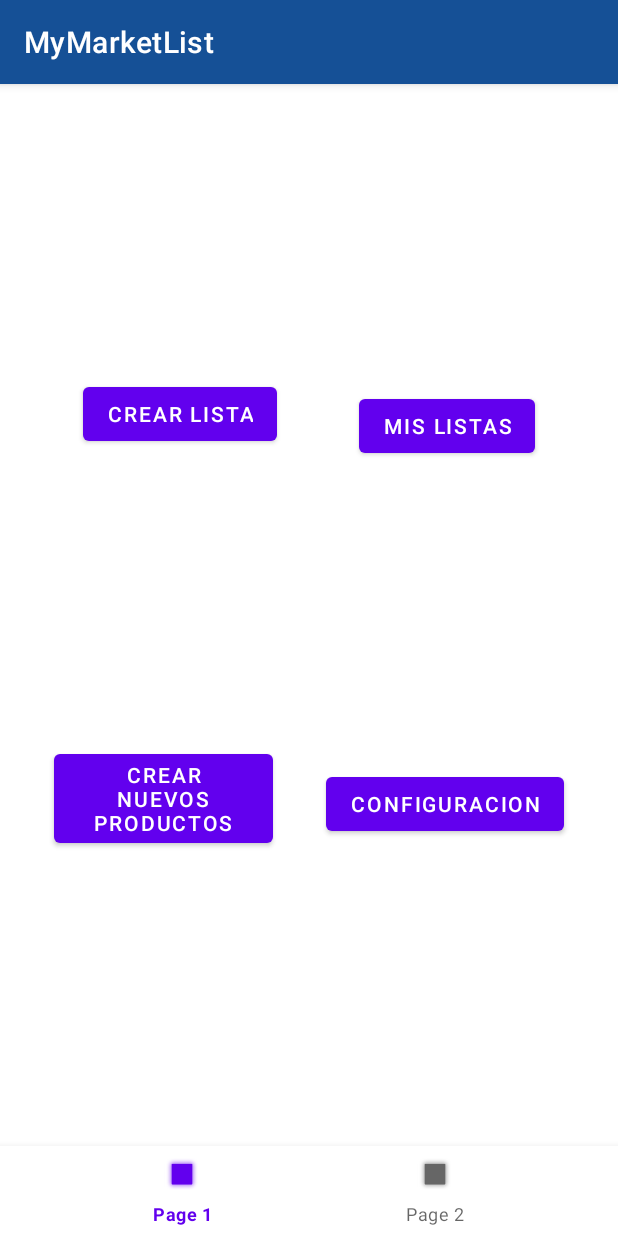
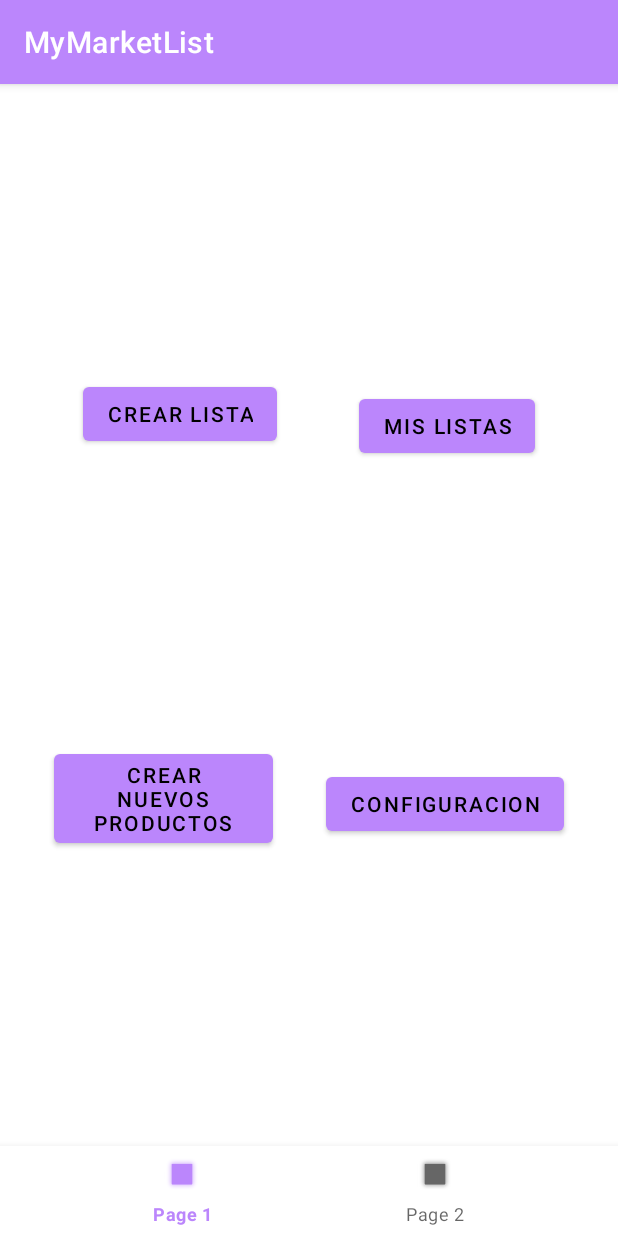
Before and after one commit to JaviBot00/MyMarketList, an Android app: the screen it shows after launch (MainActivity), on a phone screen of 412 x 824 dp. Run offline under Robolectric (Android 15) with nearby library versions, the phone set to English and light mode, and no system bars.

Commit message:
Ajustes menores

```diff
--- a/app/src/main/AndroidManifest.xml
+++ b/app/src/main/AndroidManifest.xml
@@ -17,10 +17,14 @@
         android:usesCleartextTraffic="true"
         tools:targetApi="31">
         <activity
-            android:name=".view.selectProducts.SelectProductActivity"
+            android:name=".view.productsMenu.ProductsActivity"
             android:exported="false"
+            android:parentActivityName=".MainActivity"
             android:screenOrientation="portrait"
             tools:ignore="LockedOrientationActivity" />
+        <!--        <meta-data-->
+        <!--            android:name="android.support.PARENT_ACTIVITY"-->
+        <!--            android:value=".MainActivity" />-->
         <activity
             android:name=".MainActivity"
             android:exported="true"
--- a/app/src/main/res/layout/activity_main.xml
+++ b/app/src/main/res/layout/activity_main.xml
@@ -5,23 +5,6 @@
     android:layout_width="match_parent"
     android:layout_height="match_parent"
     tools:context=".MainActivity">
-
-    <com.google.android.material.appbar.AppBarLayout
-        android:id="@+id/appBarLy"
-        android:layout_width="match_parent"
-        android:layout_height="wrap_content"
-        android:theme="@style/Theme.MyMarketList"
-        app:layout_constraintBottom_toTopOf="@+id/frameLayout"
-        app:layout_constraintEnd_toEndOf="parent"
-        app:layout_constraintStart_toStartOf="parent"
-        app:layout_constraintTop_toTopOf="parent">
-
-        <include
-            android:id="@+id/toolbar"
-            layout="@layout/toolbar" />
-
-    </com.google.android.material.appbar.AppBarLayout>
-
 
     <FrameLayout
         android:id="@+id/frameLayout"
@@ -31,18 +14,14 @@
         app:layout_constraintBottom_toTopOf="@+id/bottomNav"
         app:layout_constraintEnd_toEndOf="parent"
         app:layout_constraintStart_toStartOf="parent"
-        app:layout_constraintTop_toBottomOf="@+id/appBarLy" />
+        app:layout_constraintTop_toTopOf="parent" />
 
     <com.google.android.material.bottomnavigation.BottomNavigationView
         android:id="@+id/bottomNav"
         android:layout_width="match_parent"
         android:layout_height="60dp"
-        android:layout_alignParentBottom="true"
-        android:scrollIndicators="left"
-        app:itemHorizontalTranslationEnabled="true"
         app:layout_constraintBottom_toBottomOf="parent"
         app:layout_constraintEnd_toEndOf="parent"
-        app:layout_constraintHorizontal_bias="0.5"
         app:layout_constraintStart_toStartOf="parent"
         app:layout_constraintTop_toBottomOf="@+id/frameLayout"
         app:menu="@menu/nav_menu" />
--- a/app/src/main/res/layout/fragment_page1.xml
+++ b/app/src/main/res/layout/fragment_page1.xml
@@ -4,12 +4,11 @@
     android:layout_width="match_parent"
     android:layout_height="match_parent">
 
-
     <Button
         android:id="@+id/btnMakeList"
         android:layout_width="wrap_content"
         android:layout_height="wrap_content"
-        android:text="@string/makeList"
+        android:text="@string/make_list"
         app:layout_constraintBottom_toTopOf="@+id/btnNewProducts"
         app:layout_constraintEnd_toStartOf="@+id/btnShowList"
         app:layout_constraintStart_toStartOf="parent"
--- a/app/src/main/res/layout/fragment_page2.xml
+++ b/app/src/main/res/layout/fragment_page2.xml
@@ -3,4 +3,4 @@
     xmlns:tools="http://schemas.android.com/tools"
     android:layout_width="match_parent"
     android:layout_height="match_parent"
-    tools:context=".view.menu.Page1"/>
+    tools:context=".view.mianMenu.Page1"/>
--- a/app/src/main/res/layout/toolbar.xml
+++ /dev/null
@@ -1,10 +0,0 @@
-<?xml version="1.0" encoding="utf-8"?>
-<androidx.appcompat.widget.Toolbar xmlns:android="http://schemas.android.com/apk/res/android"
-    xmlns:app="http://schemas.android.com/apk/res-auto"
-    android:layout_width="match_parent"
-    android:layout_height="wrap_content"
-    android:background="@color/marine_blue"
-    app:title="@string/app_name"
-    app:titleTextColor="@color/white">
-
-</androidx.appcompat.widget.Toolbar>
--- a/app/src/main/res/values-night/themes.xml
+++ /dev/null
@@ -1,55 +0,0 @@
-<resources xmlns:tools="http://schemas.android.com/tools">
-    <!-- Base application theme. -->
-    <style name="Theme.MyMarketList" parent="Theme.MaterialComponents.DayNight.NoActionBar">
-        <!-- Primary brand color. -->
-        <item name="colorPrimary">@color/purple_200</item>
-        <item name="colorPrimaryVariant">@color/purple_700</item>
-        <item name="colorOnPrimary">@color/black</item>
-        <!-- Secondary brand color. -->
-        <item name="colorSecondary">@color/teal_200</item>
-        <item name="colorSecondaryVariant">@color/teal_700</item>
-        <item name="colorOnSecondary">@color/black</item>
-        <!-- Status bar color. -->
-        <item name="android:statusBarColor">?attr/colorSecondaryVariant</item>
-        <!-- Customize your theme here. -->
-        <item name="android:navigationBarColor">@color/black</item>
-<!--        <item name="textAppearanceLabelLarge">@style/TextAppearance.App.LabelLarge</item>-->
-    </style>
-
-
-    <style name="Theme.MyMarketList.Starting" parent="Theme.SplashScreen">
-        <!-- Set the splash screen background, animated icon, and animation duration. -->
-        <item name="windowSplashScreenBackground">@color/marine_blue</item>
-        <!-- Use windowSplashScreenAnimatedIcon to add either a drawable or an
-             animated drawable. One of these is required. -->
-        <item name="windowSplashScreenAnimatedIcon">@drawable/ic_launcher_foreground</item>
-        <!-- Required for animated icons -->
-        <item name="windowSplashScreenAnimationDuration">300</item>
-        <!-- Set the theme of the Activity that directly follows your splash screen. -->
-        <!-- Required -->
-        <item name="postSplashScreenTheme">@style/Theme.MyMarketList</item>
-        <!-- Status bar and Nav bar configs -->
-        <item name="android:statusBarColor">@color/marine_blue</item>
-        <item name="android:navigationBarColor">@color/black</item>
-        <item name="android:windowLightStatusBar">false</item>
-    </style>
-
-<!--    <style name="TextAppearance.App.LabelLarge" parent="TextAppearance.Material3.LabelLarge">-->
-<!--        <item name="fontFamily">@string/title</item>-->
-<!--        <item name="android:fontFamily">@string/subtitle</item>-->
-<!--    </style>-->
-
-<!--    <style name="Theme.MyMarketList" parent="Base.Theme.MyMarketList" />-->
-
-<!--    <style name="Widget.App.TabLayout" parent="Widget.Material3.TabLayout">-->
-<!--        <item name="materialThemeOverlay">@style/ThemeOverlay.App.TabLayout</item>-->
-<!--        <item name="tabTextAppearance">@style/TextAppearance.App.LabelLarge</item>-->
-<!--    </style>-->
-
-<!--    <style name="ThemeOverlay.App.TabLayout" parent="">-->
-<!--        <item name="colorPrimary">@color/purple_200</item>-->
-<!--        <item name="colorSurface">@color/purple_500</item>-->
-<!--        <item name="colorOnSurface">@color/purple_700</item>-->
-<!--    </style>-->
-
-</resources>
--- a/app/src/main/res/values/strings.xml
+++ b/app/src/main/res/values/strings.xml
@@ -1,10 +1,13 @@
 <resources>
     <string name="app_name">MyMarketList</string>
 
-    <string name="makeList">Crear lista</string>
+    <string name="make_list">Crear lista</string>
     <string name="showList">Mis listas</string>
     <string name="setting">Configuracion</string>
     <string name="newProducts">Crear nuevos productos</string>
 
     <string name="host_unreachable">Host unreachable</string>
+    <string name="corrupt_data">Corrupt data</string>
+    <string name="checking_backup">Checking Backup</string>
+    <string name="error_backup">Error Backup</string>
 </resources>
--- a/app/src/main/res/values/themes.xml
+++ b/app/src/main/res/values/themes.xml
@@ -1,24 +1,24 @@
 <resources xmlns:tools="http://schemas.android.com/tools">
     <!-- Base application theme. -->
-    <style name="Theme.MyMarketList" parent="Theme.MaterialComponents.DayNight.NoActionBar">
+    <style name="Theme.MyMarketList" parent="Theme.MaterialComponents.DayNight.DarkActionBar">
         <!-- Primary brand color. -->
-        <item name="colorPrimary">@color/purple_500</item>
+        <item name="colorPrimary">@color/purple_200</item>
         <item name="colorPrimaryVariant">@color/purple_700</item>
-        <item name="colorOnPrimary">@color/white</item>
+        <item name="colorOnPrimary">@color/black</item>
         <!-- Secondary brand color. -->
         <item name="colorSecondary">@color/teal_200</item>
         <item name="colorSecondaryVariant">@color/teal_700</item>
         <item name="colorOnSecondary">@color/black</item>
         <!-- Status bar color. -->
-        <item name="android:statusBarColor">?attr/colorPrimaryVariant</item>
+        <item name="android:statusBarColor">?attr/colorSecondaryVariant</item>
         <!-- Customize your theme here. -->
+        <!--        <item name="android:navigationBarColor">@color/black</item>-->
         <!--        <item name="textAppearanceLabelLarge">@style/TextAppearance.App.LabelLarge</item>-->
-<!--        <item name="tabStyle">@style/Widget.App.LabelLarge</item>-->
     </style>
 
     <style name="Theme.MyMarketList.Starting" parent="Theme.SplashScreen">
         <!-- Set the splash screen background, animated icon, and animation duration. -->
-        <item name="windowSplashScreenBackground">@color/black</item>
+        <item name="windowSplashScreenBackground">@color/marine_blue</item>
         <!-- Use windowSplashScreenAnimatedIcon to add either a drawable or an
              animated drawable. One of these is required. -->
         <item name="windowSplashScreenAnimatedIcon">@drawable/ic_launcher_foreground</item>
@@ -28,7 +28,7 @@
         <!-- Required -->
         <item name="postSplashScreenTheme">@style/Theme.MyMarketList</item>
         <!-- Status bar and Nav bar configs -->
-        <item name="android:statusBarColor" >@color/black</item>
+        <item name="android:statusBarColor">@color/marine_blue</item>
         <item name="android:navigationBarColor">@color/black</item>
         <item name="android:windowLightStatusBar">false</item>
     </style>
@@ -51,9 +51,4 @@
     <!--        <item name="colorOnSurface">@color/purple_700</item>-->
     <!--    </style>-->
 
-<!--    <style name="Widget.App.LabelLarge" parent="Widget.Material3.TabLayout">-->
-<!--        <item name="materialThemeOverlay">@style/ThemeOverlay.App.TabLayout</item>-->
-<!--        <item name="tabTextAppearance">@style/TextAppearance.App.LabelLarge</item>-->
-<!--    </style>-->
-
 </resources>
--- a/build.gradle
+++ b/build.gradle
@@ -1,6 +1,6 @@
 // Top-level build file where you can add configuration options common to all sub-projects/modules.
 plugins {
-    id 'com.android.application' version '8.0.0' apply false
-    id 'com.android.library' version '8.0.0' apply false
+    id 'com.android.application' version '8.0.1' apply false
+    id 'com.android.library' version '8.0.1' apply false
     id 'org.jetbrains.kotlin.android' version '1.8.21' apply false
 }
```
Also changed, not shown: app/src/main/java/com/politecnicomalaga/mymarketlist/view/selectProducts/Verduras.kt (deleted, +0 -21 lines), app/src/main/res/layout/activity_select_product.xml (+2 -18 lines), app/src/main/res/layout/fragment_frutas.xml (deleted, +0 -16 lines), app/src/main/res/layout/fragment_verduras.xml (deleted, +0 -16 lines). Lines whose indentation alone changed are shown as unchanged.
